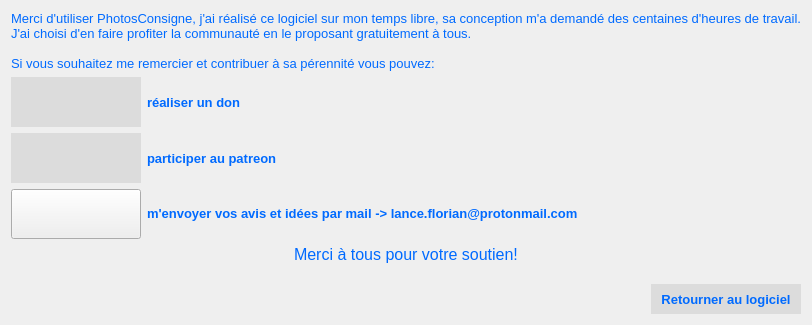
Old version of the form PhotosConsigne/ui/Support.ui in the repository FlorianLance/PhotosConsigne.
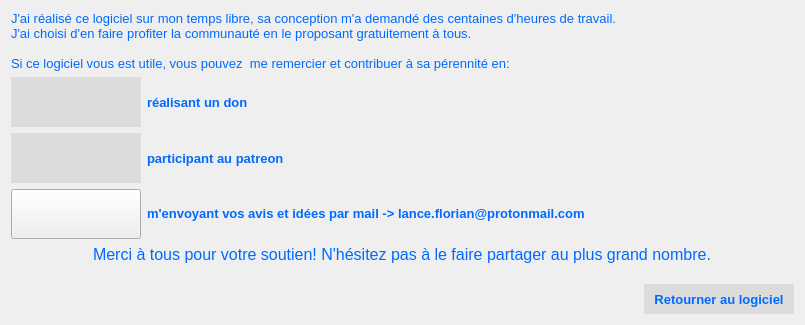
New version of the form. Icons and pictures are not drawn.

Diff of the .ui file:
```diff
--- a/PhotosConsigne/ui/Support.ui
+++ b/PhotosConsigne/ui/Support.ui
@@ -29,10 +29,10 @@
 </string>
      </property>
      <property name="text">
-      <string>Merci d'utiliser PhotosConsigne, j'ai réalisé ce logiciel sur mon temps libre, sa conception m'a demandé des centaines d'heures de travail.
+      <string>J'ai réalisé ce logiciel sur mon temps libre, sa conception m'a demandé des centaines d'heures de travail.
 J'ai choisi d'en faire profiter la communauté en le proposant gratuitement à tous.
 
-Si vous souhaitez me remercier et contribuer à sa pérennité vous pouvez:</string>
+Si ce logiciel vous est utile, vous pouvez  me remercier et contribuer à sa pérennité en:</string>
      </property>
     </widget>
    </item>
@@ -111,7 +111,7 @@
 </string>
        </property>
        <property name="text">
-        <string>réaliser un don</string>
+        <string>réalisant un don</string>
        </property>
       </widget>
      </item>
@@ -191,7 +191,7 @@
 </string>
        </property>
        <property name="text">
-        <string>participer au patreon</string>
+        <string>participant au patreon</string>
        </property>
       </widget>
      </item>
@@ -243,7 +243,7 @@
 </string>
        </property>
        <property name="text">
-        <string>m'envoyer vos avis et idées par mail -&gt; lance.florian@protonmail.com</string>
+        <string>m'envoyant vos avis et idées par mail -&gt; lance.florian@protonmail.com</string>
        </property>
        <property name="textInteractionFlags">
         <set>Qt::LinksAccessibleByMouse|Qt::TextSelectableByKeyboard|Qt::TextSelectableByMouse</set>
@@ -267,7 +267,7 @@
 </string>
      </property>
      <property name="text">
-      <string>Merci à tous pour votre soutien!</string>
+      <string>Merci à tous pour votre soutien! N'hésitez pas à le faire partager au plus grand nombre.</string>
      </property>
     </widget>
    </item>
```
Left out of the diff: 2 changed lines with no effect on the pictures.
